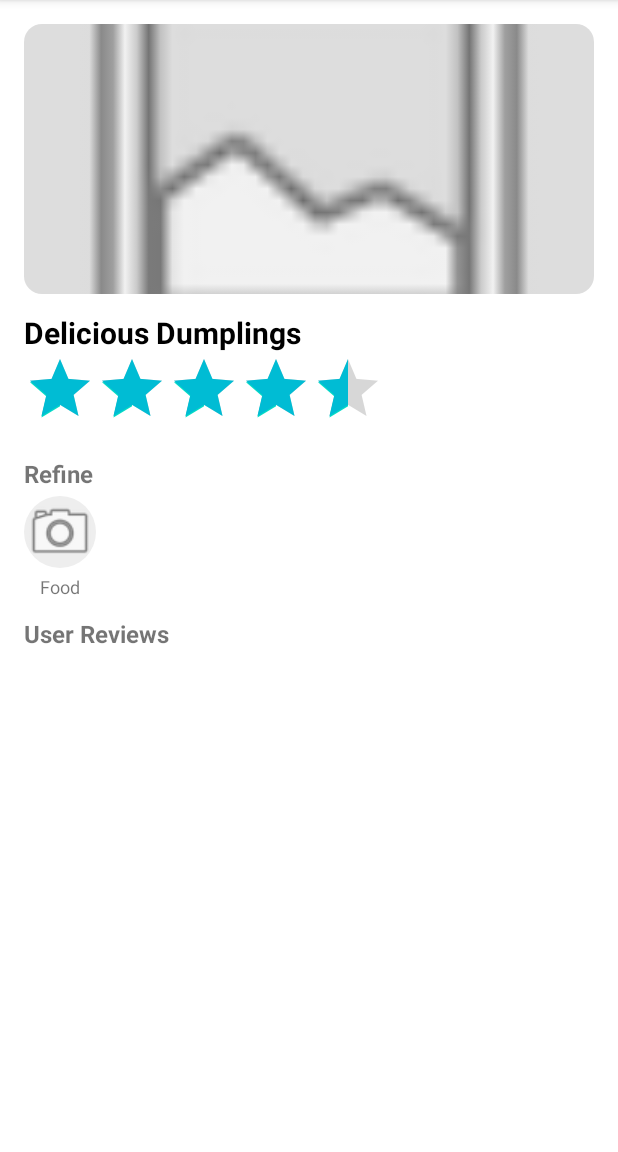
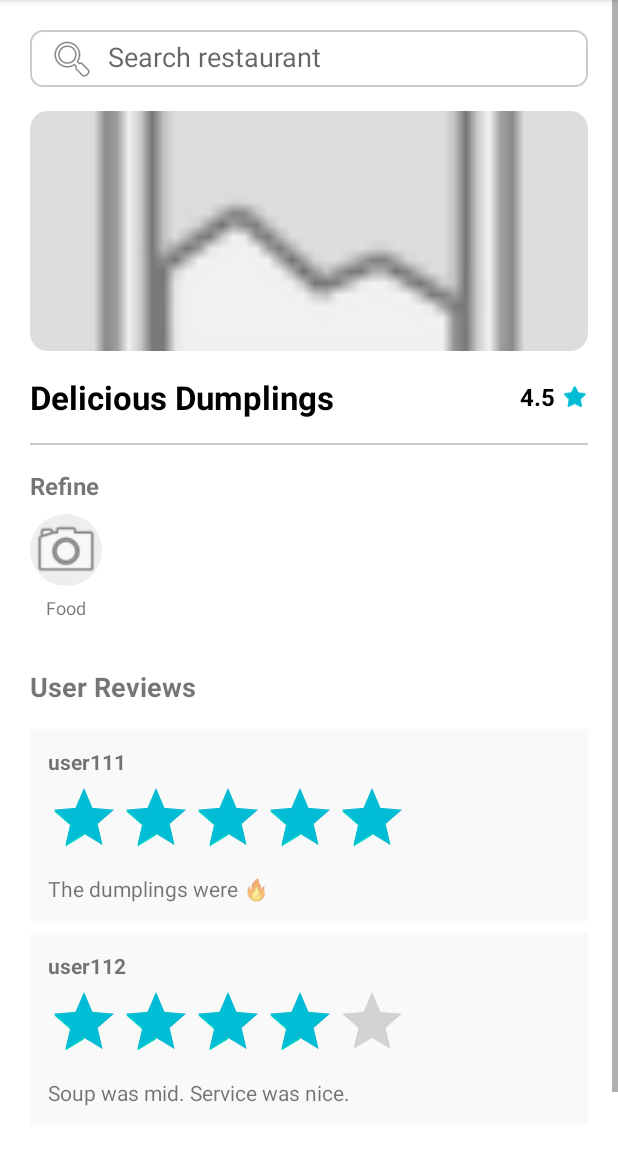
Before and after one commit to JianingWangGit/CS15FYP, an Android app: the InfoRestaurantActivity screen opened directly, with no data from a screen before it, on a phone screen of 412 x 824 dp, the part 84-1236 px from its top. Run offline under Robolectric (Android 15) with nearby library versions, the phone set to English and light mode, and no system bars; 3 statements that could not run were skipped.

Commit message:
Update InfoRestaurantActivity with search bar and star with number, add the Review.java and ReviewAdapter basic template

```diff
--- a/app/src/main/java/com/example/cs_15_fyp/InfoRestaurantActivity.java
+++ b/app/src/main/java/com/example/cs_15_fyp/InfoRestaurantActivity.java
@@ -1,43 +1,56 @@
 package com.example.cs_15_fyp;
 
 import android.os.Bundle;
-import android.widget.Button;
 import android.widget.EditText;
 import android.widget.ImageView;
 import android.widget.RatingBar;
 import android.widget.TextView;
 
-import androidx.activity.EdgeToEdge;
 import androidx.appcompat.app.AppCompatActivity;
 import androidx.core.graphics.Insets;
 import androidx.core.view.ViewCompat;
 import androidx.core.view.WindowInsetsCompat;
+import androidx.recyclerview.widget.LinearLayoutManager;
+import androidx.recyclerview.widget.RecyclerView;
+
+import java.util.ArrayList;
+import java.util.List;
 
 public class InfoRestaurantActivity extends AppCompatActivity {
 
     @Override
     protected void onCreate(Bundle savedInstanceState) {
         super.onCreate(savedInstanceState);
-        EdgeToEdge.enable(this);
         setContentView(R.layout.activity_info_restaurant);
+
+        // Enable edge-to-edge layout
         ViewCompat.setOnApplyWindowInsetsListener(findViewById(R.id.main), (v, insets) -> {
             Insets systemBars = insets.getInsets(WindowInsetsCompat.Type.systemBars());
             v.setPadding(systemBars.left, systemBars.top, systemBars.right, systemBars.bottom);
             return insets;
         });
 
-
-        // Step 1: Connect views with findViewById
+        // Connect to views
         EditText searchBar = findViewById(R.id.searchBar);
         TextView restaurantName = findViewById(R.id.restaurantName);
         RatingBar restaurantRating = findViewById(R.id.restaurantRating);
         ImageView restaurantLogo = findViewById(R.id.restaurantLogo);
-        Button btnFavorites = findViewById(R.id.btnFavorites);
-        Button btnFilter = findViewById(R.id.btnFilter);
+        RecyclerView reviewRecyclerView = findViewById(R.id.reviewRecyclerView);
 
-        // Example usage
+        // Set dummy restaurant info
         restaurantName.setText("Delicious Dumplings");
         restaurantRating.setRating(4.5f);
+
+        // Dummy review data
+        List<Review> reviews = new ArrayList<>();
+        reviews.add(new Review("user111", "The dumplings were 🔥", 5));
+        reviews.add(new Review("user112", "Soup was mid. Service was nice.", 3.5f));
+        reviews.add(new Review("user113", "Coffee was straight garbage 💀", 1));
+        reviews.add(new Review("user114", "Great ambiance, loved the vibe 🎶", 4));
+
+        // Set up RecyclerView
+        ReviewAdapter adapter = new ReviewAdapter(reviews);
+        reviewRecyclerView.setLayoutManager(new LinearLayoutManager(this));
+        reviewRecyclerView.setAdapter(adapter);
     }
-
 }
--- /dev/null
+++ b/app/src/main/java/com/example/cs_15_fyp/Review.java
@@ -0,0 +1,13 @@
+package com.example.cs_15_fyp;
+
+public class Review {
+    public String username;
+    public String comment;
+    public float rating;
+
+    public Review(String username, String comment, float rating) {
+        this.username = username;
+        this.comment = comment;
+        this.rating = rating;
+    }
+}
--- /dev/null
+++ b/app/src/main/java/com/example/cs_15_fyp/ReviewAdapter.java
@@ -0,0 +1,54 @@
+package com.example.cs_15_fyp;
+
+import android.view.LayoutInflater;
+import android.view.View;
+import android.view.ViewGroup;
+import android.widget.RatingBar;
+import android.widget.TextView;
+
+import androidx.annotation.NonNull;
+import androidx.recyclerview.widget.RecyclerView;
+
+import java.util.List;
+
+public class ReviewAdapter extends RecyclerView.Adapter<ReviewAdapter.ViewHolder> {
+
+    private final List<Review> reviewList;
+
+    public ReviewAdapter(List<Review> reviews) {
+        this.reviewList = reviews;
+    }
+
+    public static class ViewHolder extends RecyclerView.ViewHolder {
+        TextView reviewUser, reviewText;
+        RatingBar reviewRating;
+
+        public ViewHolder(View itemView) {
+            super(itemView);
+            reviewUser = itemView.findViewById(R.id.reviewUser);
+            reviewText = itemView.findViewById(R.id.reviewText);
+            reviewRating = itemView.findViewById(R.id.reviewRating);
+        }
+    }
+
+    @NonNull
+    @Override
+    public ReviewAdapter.ViewHolder onCreateViewHolder(@NonNull ViewGroup parent, int viewType) {
+        View view = LayoutInflater.from(parent.getContext())
+                .inflate(R.layout.item_review, parent, false);
+        return new ViewHolder(view);
+    }
+
+    @Override
+    public void onBindViewHolder(@NonNull ReviewAdapter.ViewHolder holder, int position) {
+        Review review = reviewList.get(position);
+        holder.reviewUser.setText(review.username);
+        holder.reviewText.setText(review.comment);
+        holder.reviewRating.setRating(review.rating);
+    }
+
+    @Override
+    public int getItemCount() {
+        return reviewList.size();
+    }
+}
--- a/app/src/main/res/layout/activity_info_restaurant.xml
+++ b/app/src/main/res/layout/activity_info_restaurant.xml
@@ -11,39 +11,84 @@
         android:layout_width="match_parent"
         android:layout_height="wrap_content"
         android:orientation="vertical"
-        android:padding="16dp">
+        android:padding="20dp">
+
+        <!-- Search Bar -->
+        <EditText
+            android:id="@+id/searchBar"
+            android:layout_width="match_parent"
+            android:layout_height="38dp"
+            android:layout_marginBottom="16dp"
+            android:background="@drawable/edittext_border"
+            android:drawableStart="@android:drawable/ic_menu_search"
+            android:drawablePadding="8dp"
+            android:focusable="false"
+            android:hint="Search restaurant"
+            android:inputType="none"
+            android:paddingHorizontal="12dp"
+            android:paddingVertical="8dp" />
 
         <!-- Restaurant Image -->
-
-        <!-- Name + Rating -->
         <ImageView
             android:id="@+id/restaurantImage"
             android:layout_width="match_parent"
-            android:layout_height="180dp"
+            android:layout_height="160dp"
             android:layout_marginBottom="12dp"
             android:background="@drawable/rounded_image_background"
             android:scaleType="centerCrop"
             android:src="@android:drawable/ic_menu_gallery" />
 
-        <TextView
-            android:id="@+id/restaurantName"
-            android:layout_width="wrap_content"
+        <!-- Name + Rating (Text + ⭐) -->
+        <LinearLayout
+            android:layout_width="match_parent"
             android:layout_height="wrap_content"
-            android:text="Restaurant Name"
-            android:textSize="20sp"
-            android:textStyle="bold"
-            android:textColor="#000000" />
+            android:orientation="horizontal"
+            android:gravity="center_vertical"
+            android:layout_marginTop="4dp"
+            android:layout_marginBottom="16dp">
 
-        <RatingBar
-            android:id="@+id/restaurantRating"
-            android:layout_width="wrap_content"
-            android:layout_height="wrap_content"
-            android:numStars="5"
-            android:rating="4.5"
-            android:stepSize="0.5"
-            android:isIndicator="true"
-            android:layout_marginBottom="12dp"
-            android:progressTint="#00BCD4" />
+            <!-- Restaurant Name -->
+            <TextView
+                android:id="@+id/restaurantName"
+                android:layout_width="0dp"
+                android:layout_height="wrap_content"
+                android:layout_weight="1"
+                android:text="Restaurant Name"
+                android:textColor="#000000"
+                android:textSize="22sp"
+                android:textStyle="bold" />
+
+            <!-- Rating Number + Star Icon -->
+            <LinearLayout
+                android:layout_width="wrap_content"
+                android:layout_height="wrap_content"
+                android:orientation="horizontal"
+                android:gravity="center_vertical">
+
+                <TextView
+                    android:id="@+id/ratingNumber"
+                    android:layout_width="wrap_content"
+                    android:layout_height="wrap_content"
+                    android:text="4.5"
+                    android:textColor="#000000"
+                    android:textSize="16sp"
+                    android:textStyle="bold" />
+
+                <ImageView
+                    android:layout_width="18dp"
+                    android:layout_height="18dp"
+                    android:src="@android:drawable/btn_star_big_on"
+                    android:tint="#00BCD4"
+                    android:layout_marginStart="4dp" />
+            </LinearLayout>
+        </LinearLayout>
+
+        <!-- Divider -->
+        <View
+            android:layout_width="match_parent"
+            android:layout_height="1dp"
+            android:background="#CCCCCC"
+            android:layout_marginBottom="16dp" />
 
         <!-- Refine Section -->
         <TextView
@@ -52,25 +97,25 @@
             android:text="Refine"
             android:textStyle="bold"
             android:textSize="16sp"
-            android:layout_marginBottom="4dp" />
+            android:layout_marginBottom="8dp" />
 
         <HorizontalScrollView
             android:layout_width="match_parent"
             android:layout_height="wrap_content"
-            android:layout_marginBottom="12dp">
+            android:layout_marginBottom="20dp">
 
             <LinearLayout
                 android:layout_width="wrap_content"
                 android:layout_height="wrap_content"
                 android:orientation="horizontal">
 
-                <!-- Example: Food -->
+                <!-- Example: Food Filter -->
                 <LinearLayout
                     android:layout_width="wrap_content"
                     android:layout_height="wrap_content"
                     android:orientation="vertical"
                     android:gravity="center"
-                    android:layout_marginEnd="12dp">
+                    android:layout_marginEnd="16dp">
 
                     <ImageView
                         android:layout_width="48dp"
@@ -84,10 +129,10 @@
                         android:layout_height="wrap_content"
                         android:text="Food"
                         android:textSize="12sp"
-                        android:layout_marginTop="4dp" />
+                        android:layout_marginTop="6dp" />
                 </LinearLayout>
 
-                <!-- Repeat for Drinks, Ambiance -->
+                <!-- Repeat more filters here -->
             </LinearLayout>
         </HorizontalScrollView>
 
@@ -95,16 +140,18 @@
         <TextView
             android:layout_width="match_parent"
             android:layout_height="wrap_content"
+            android:layout_marginTop="12dp"
+            android:layout_marginBottom="16dp"
             android:text="User Reviews"
-            android:textStyle="bold"
-            android:textSize="16sp"
-            android:layout_marginBottom="8dp" />
+            android:textSize="18sp"
+            android:textStyle="bold" />
 
-        <!-- RecyclerView for reviews -->
+        <!-- RecyclerView -->
         <androidx.recyclerview.widget.RecyclerView
             android:id="@+id/reviewRecyclerView"
             android:layout_width="match_parent"
             android:layout_height="wrap_content"
-            android:nestedScrollingEnabled="false" />
+            android:nestedScrollingEnabled="false"
+            android:layout_marginBottom="32dp" />
     </LinearLayout>
 </ScrollView>
--- /dev/null
+++ b/app/src/main/res/layout/item_review.xml
@@ -0,0 +1,35 @@
+<?xml version="1.0" encoding="utf-8"?>
+<LinearLayout xmlns:android="http://schemas.android.com/apk/res/android"
+    android:layout_width="match_parent"
+    android:layout_height="wrap_content"
+    android:orientation="vertical"
+    android:padding="12dp"
+    android:background="#F9F9F9"
+    android:layout_marginBottom="8dp">
+
+    <TextView
+        android:id="@+id/reviewUser"
+        android:layout_width="wrap_content"
+        android:layout_height="wrap_content"
+        android:text="user123"
+        android:textStyle="bold"
+        android:textSize="14sp" />
+
+    <RatingBar
+        android:id="@+id/reviewRating"
+        android:layout_width="wrap_content"
+        android:layout_height="wrap_content"
+        android:numStars="5"
+        android:stepSize="1"
+        android:isIndicator="true"
+        android:layout_marginTop="4dp"
+        android:progressTint="#00BCD4" />
+
+    <TextView
+        android:id="@+id/reviewText"
+        android:layout_width="wrap_content"
+        android:layout_height="wrap_content"
+        android:text="Amazing food, loved the vibe!"
+        android:textSize="14sp"
+        android:layout_marginTop="4dp" />
+</LinearLayout>
```
